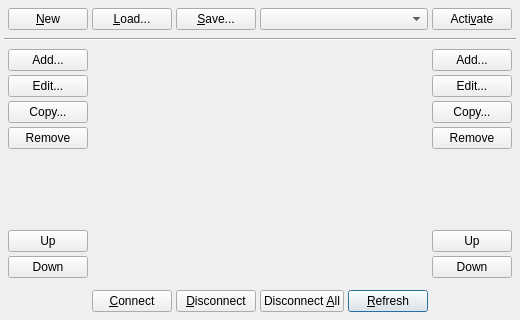
Old version of the form src/qjackctlPatchbayForm.ui in the repository rncbc/qjackctl.
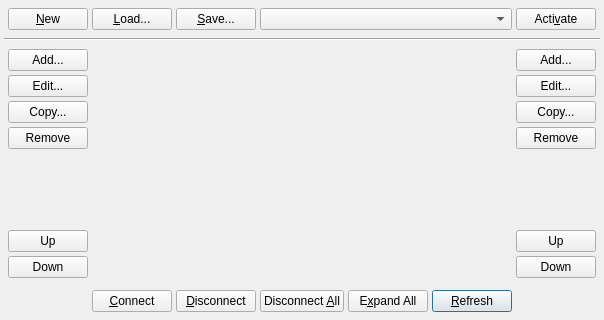
New version of the form. Icons and pictures are not drawn. Custom widgets are drawn as their Qt base class.

Commit message: - Connections and Patchbay widgets have been finally given   up on an old feature request: an Expand All items button.

The edit to the form file:
```diff
--- a/src/qjackctlPatchbayForm.ui
+++ b/src/qjackctlPatchbayForm.ui
@@ -407,7 +407,39 @@
        </property>
        <property name="sizeHint" >
         <size>
-         <width>87</width>
+         <width>8</width>
+         <height>8</height>
+        </size>
+       </property>
+      </spacer>
+     </item>
+     <item>
+      <widget class="QPushButton" name="ExpandAllPushButton" >
+       <property name="toolTip" >
+        <string>Expand all items</string>
+       </property>
+       <property name="text" >
+        <string>E&amp;xpand All</string>
+       </property>
+       <property name="icon" >
+        <iconset resource="qjackctl.qrc" >:/images/expandall1.png</iconset>
+       </property>
+       <property name="shortcut" >
+        <string>Alt+X</string>
+       </property>
+      </widget>
+     </item>
+     <item>
+      <spacer>
+       <property name="orientation" >
+        <enum>Qt::Horizontal</enum>
+       </property>
+       <property name="sizeType" >
+        <enum>QSizePolicy::Expanding</enum>
+       </property>
+       <property name="sizeHint" >
+        <size>
+         <width>8</width>
          <height>8</height>
         </size>
        </property>
```
Left out of the diff: 1 changed line with no effect on the pictures. The commit also changes 13 other files.
